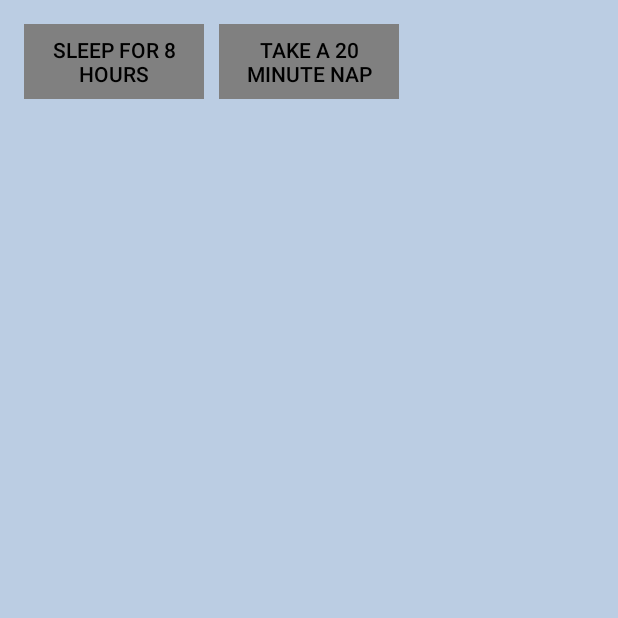
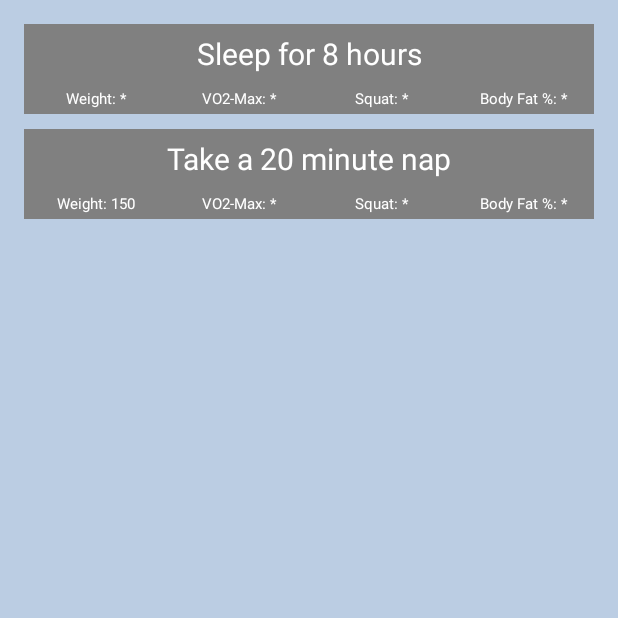
Before and after one commit to calvinszeto/Manfred, an Android app: the ManfredActivity screen opened directly, with no data from a screen before it, after a tap on "SLEEP", on a phone screen of 412 x 824 dp, the top half of it. Run offline under Robolectric (Android 15) with nearby library versions, the phone set to English and light mode, and no system bars; 3 statements that could not run were skipped.

Commit message:
Update Action button view.

```diff
--- a/Manfred/src/main/java/com/calvins/manfred/Action.java
+++ b/Manfred/src/main/java/com/calvins/manfred/Action.java
@@ -98,13 +98,13 @@ public class Action {
         int action_exercise_num = currentActions.getInt(currentActions.getColumnIndex("action_exercise_num"));
         int action_sleep_num = currentActions.getInt(currentActions.getColumnIndex("action_sleep_num"));
         for (int i = 0; i < eat_actions.size(); i++) {
-            eat_actions.get(i).setUnlocked(((action_eat_num >> i) & 1) == 0);
+            eat_actions.get(i).setUnlocked(((action_eat_num >> i) & 1) == 1);
         }
         for (int i = 0; i < exercise_actions.size(); i++) {
-            exercise_actions.get(i).setUnlocked(((action_exercise_num >> i) & 1) == 0);
+            exercise_actions.get(i).setUnlocked(((action_exercise_num >> i) & 1) == 1);
         }
         for (int i = 0; i < sleep_actions.size(); i++) {
-            sleep_actions.get(i).setUnlocked(((action_sleep_num >> i) & 1) == 0);
+            sleep_actions.get(i).setUnlocked(((action_sleep_num >> i) & 1) == 1);
         }
         dbConnector.close();
     }
--- a/Manfred/src/main/java/com/calvins/manfred/ActionsActivity.java
+++ b/Manfred/src/main/java/com/calvins/manfred/ActionsActivity.java
@@ -4,6 +4,8 @@ import android.app.Fragment;
 import android.app.FragmentManager;
 import android.app.FragmentTransaction;
 import android.content.SharedPreferences;
+import android.database.Cursor;
+import android.text.Html;
 import android.view.View;
 import android.view.LayoutInflater;
 import android.view.ViewGroup;
@@ -19,6 +21,7 @@ import android.widget.GridView;
 import android.content.Intent;
 import android.content.Context;
 import android.util.Log;
+import android.widget.TextView;
 
 import java.util.ArrayList;
 
@@ -32,7 +35,7 @@ public class ActionsActivity extends Activity {
         super.onCreate(savedInstanceState);
         setContentView(R.layout.activity_actions);
 
-        mPrefs = this.getSharedPreferences("com.calvins.manfred",Context.MODE_PRIVATE);
+        mPrefs = this.getSharedPreferences("com.calvins.manfred", Context.MODE_PRIVATE);
         Intent intent = getIntent();
         final String category = intent.getStringExtra("category");
         final int save_id = (int) intent.getIntExtra("_id", 0);
@@ -46,12 +49,12 @@ public class ActionsActivity extends Activity {
             @Override
             public void onItemClick(AdapterView<?> parent, View v, int position, long id) {
                 Action.applyAction((int) id, category, save_id, dbConnector, activity);
-                if(category.equals("eat"))
-                    mPrefs.edit().putInt("eat_delay",1).commit();
-                else if(category.equals("sleep"))
-                    mPrefs.edit().putInt("sleep_delay",1).commit();
+                if (category.equals("eat"))
+                    mPrefs.edit().putInt("eat_delay", 1).commit();
+                else if (category.equals("sleep"))
+                    mPrefs.edit().putInt("sleep_delay", 1).commit();
                 else
-                    mPrefs.edit().putInt("exercise_delay",1).commit();
+                    mPrefs.edit().putInt("exercise_delay", 1).commit();
                 finish();
             }
         });
@@ -69,21 +72,34 @@ public class ActionsActivity extends Activity {
         }
 
         @Override
+        public boolean isEnabled(int position) {
+            return values.get(position).isUnlocked();
+        }
+
+        @Override
         public View getView(int position, View convertView, ViewGroup parent) {
             // Grab the TextView for each line
             LayoutInflater layoutInflater = (LayoutInflater) context.getSystemService(Context.LAYOUT_INFLATER_SERVICE);
             View rootView = layoutInflater.inflate(R.layout.item_action, parent, false);
-            Button button = (Button) rootView.findViewById(R.id.action_wrapper);
+            TextView name = (TextView) rootView.findViewById(R.id.action_name);
             // Set the text accordingly
-            button.setText(values.get(position).toString());
+            name.setText(values.get(position).toString());
             // Locked actions are gray and unclickable
-            if(values.get(position).isUnlocked()) {
-                button.setBackgroundColor(getResources().getColor(R.color.Gray));
-                // Ironically, we set the button as clickable to make it unclickable
-                // The Button click overrides the GridView onItemClickListener
-                button.setClickable(true);
+            if (values.get(position).isUnlocked()) {
+                rootView.setBackgroundColor(getResources().getColor(R.color.button_blue));
             } else {
-                button.setBackgroundColor(getResources().getColor(R.color.button_blue));
+                rootView.setBackgroundColor(getResources().getColor(R.color.Gray));
+                int[] stat_requirements = values.get(position).getStat_requirements();
+                // Add the stat requirements to the button
+                TextView weight = (TextView) rootView.findViewById(R.id.required_weight);
+                TextView vo2_max = (TextView) rootView.findViewById(R.id.required_vo2_max);
+                TextView squat = (TextView) rootView.findViewById(R.id.required_squat);
+                TextView body_fat = (TextView) rootView.findViewById(R.id.required_body_fat);
+
+                weight.setText("Weight: " + (stat_requirements[0] == 0 ? "*" : stat_requirements[0]));
+                vo2_max.setText("VO2-Max: " + (stat_requirements[1] == 0 ? "*" : stat_requirements[1]));
+                squat.setText("Squat: " + (stat_requirements[2] == 0 ? "*" : stat_requirements[2]));
+                body_fat.setText("Body Fat %: " + (stat_requirements[3] == 0 ? "*" : stat_requirements[3]));
             }
             return rootView;
         }
--- a/Manfred/src/main/res/layout/item_action.xml
+++ b/Manfred/src/main/res/layout/item_action.xml
@@ -1,18 +1,53 @@
 <?xml version="1.0" encoding="utf-8"?>
 
-<LinearLayout xmlns:android="http://schemas.android.com/apk/res/android"
+<RelativeLayout xmlns:android="http://schemas.android.com/apk/res/android"
     android:orientation="vertical"
     android:layout_width="match_parent"
     android:layout_height="match_parent">
 
-    <Button
-        android:id="@+id/action_wrapper"
-        android:layout_width="wrap_content"
-        android:layout_height="50dp"
-        android:paddingLeft="5dp"
-        android:paddingRight="5dp"
-        android:clickable="false"
-        android:focusable="false"
-        android:background="@color/button_blue" />
+    <TextView
+        style="@style/ActionTheme"
+        android:id="@+id/action_name"
+        android:layout_width="fill_parent"
+        android:layout_height="40dp" />
 
-</LinearLayout>
+    <LinearLayout
+        android:layout_below="@+id/action_name"
+        android:layout_width="match_parent"
+        android:layout_height="match_parent"
+        android:weightSum="4">
+
+        <TextView
+            style="@style/ActionTheme"
+            android:id="@+id/required_weight"
+            android:textSize="10dp"
+            android:layout_width="match_parent"
+            android:layout_below="@+id/action_name"
+            android:layout_height="20dp"
+            android:layout_weight="1" />
+
+        <TextView
+            style="@style/ActionTheme"
+            android:id="@+id/required_vo2_max"
+            android:textSize="10dp"
+            android:layout_width="fill_parent"
+            android:layout_height="20dp"
+            android:layout_weight="1" />
+
+        <TextView
+            style="@style/ActionTheme"
+            android:id="@+id/required_squat"
+            android:textSize="10dp"
+            android:layout_width="fill_parent"
+            android:layout_height="20dp"
+            android:layout_weight="1" />
+
+        <TextView
+            style="@style/ActionTheme"
+            android:id="@+id/required_body_fat"
+            android:textSize="10dp"
+            android:layout_width="fill_parent"
+            android:layout_height="20dp"
+            android:layout_weight="1" />
+    </LinearLayout>
+</RelativeLayout>
--- a/Manfred/src/main/res/values/integer.xml
+++ b/Manfred/src/main/res/values/integer.xml
@@ -1,4 +1,4 @@
 <?xml version="1.0" encoding="utf-8"?>
 <resources>
-   <integer name="action_columns">3</integer>
+   <integer name="action_columns">1</integer>
 </resources>
--- a/Manfred/src/main/res/values/styles.xml
+++ b/Manfred/src/main/res/values/styles.xml
@@ -12,4 +12,12 @@
         <item name="android:textColorSecondary">@color/Gray</item>
     </style>
 
+    <!-- Theme for action buttons. -->
+    <style name="ActionTheme" parent="Theme.AppCompat">
+        <!-- List of attributes here: http://developer.android.com/reference/android/R.attr.html -->
+        <item name="android:textColor">@color/White</item>
+        <item name="android:textSize">20dp</item>
+        <item name="android:gravity">center</item>
+    </style>
+
 </resources>
```
